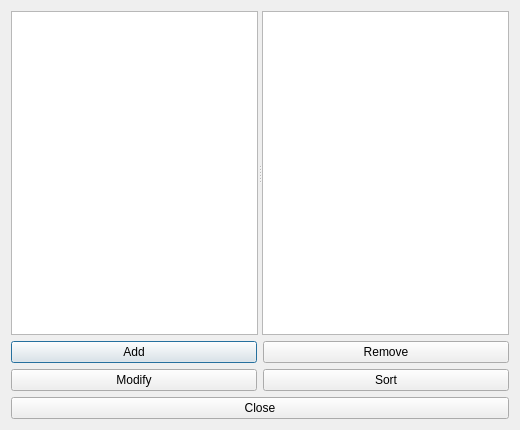
First picture: the form in src/interface/buildingsform_template.ui, repository karandit/fet, before the edit.
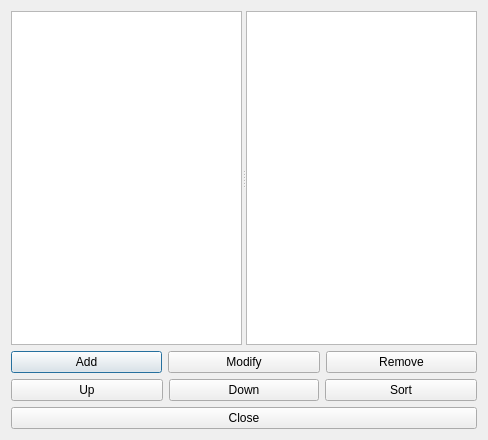
Second picture: the form after the edit.

```diff
--- a/src/interface/buildingsform_template.ui
+++ b/src/interface/buildingsform_template.ui
@@ -6,15 +6,15 @@
    <rect>
     <x>0</x>
     <y>0</y>
-    <width>520</width>
-    <height>430</height>
+    <width>488</width>
+    <height>440</height>
    </rect>
   </property>
   <property name="windowTitle">
    <string extracomment="The dialog to list all buildings">Buildings</string>
   </property>
   <layout class="QGridLayout" name="gridLayout">
-   <item row="0" column="0">
+   <item row="0" column="0" colspan="3">
     <widget class="QSplitter" name="splitter">
      <property name="sizePolicy">
       <sizepolicy hsizetype="Expanding" vsizetype="Expanding">
@@ -29,9 +29,7 @@
      <widget class="QPlainTextEdit" name="currentBuildingTextEdit"/>
     </widget>
    </item>
-   <item row="1" column="0">
-    <layout class="QVBoxLayout" name="verticalLayout">
-     <item>
+   <item row="1" column="0" colspan="3">
       <layout class="QHBoxLayout" name="horizontalLayout">
        <item>
         <widget class="QPushButton" name="addBuildingPushButton">
@@ -41,17 +39,6 @@
         </widget>
        </item>
        <item>
-        <widget class="QPushButton" name="removeBuildingPushButton">
-         <property name="text">
-          <string>Remove</string>
-         </property>
-        </widget>
-       </item>
-      </layout>
-     </item>
-     <item>
-      <layout class="QHBoxLayout" name="horizontalLayout_2">
-       <item>
         <widget class="QPushButton" name="modifyBuildingPushButton">
          <property name="text">
           <string>Modify</string>
@@ -59,22 +46,41 @@
         </widget>
        </item>
        <item>
+      <widget class="QPushButton" name="removeBuildingPushButton">
+       <property name="text">
+        <string>Remove</string>
+       </property>
+      </widget>
+     </item>
+    </layout>
+   </item>
+   <item row="2" column="0">
+    <widget class="QPushButton" name="moveBuildingUpPushButton">
+     <property name="text">
+      <string comment="It means move the item up in the list">Up</string>
+     </property>
+    </widget>
+   </item>
+   <item row="2" column="1">
+    <widget class="QPushButton" name="moveBuildingDownPushButton">
+     <property name="text">
+      <string comment="It means move the item down in the list">Down</string>
+     </property>
+    </widget>
+   </item>
+   <item row="2" column="2">
         <widget class="QPushButton" name="sortBuildingsPushButton">
          <property name="text">
           <string>Sort</string>
          </property>
         </widget>
        </item>
-      </layout>
-     </item>
-     <item>
+   <item row="3" column="0" colspan="3">
       <widget class="QPushButton" name="closePushButton">
        <property name="text">
         <string>Close</string>
        </property>
       </widget>
-     </item>
-    </layout>
    </item>
   </layout>
  </widget>
```
Lines whose indentation alone changed are shown as unchanged.
